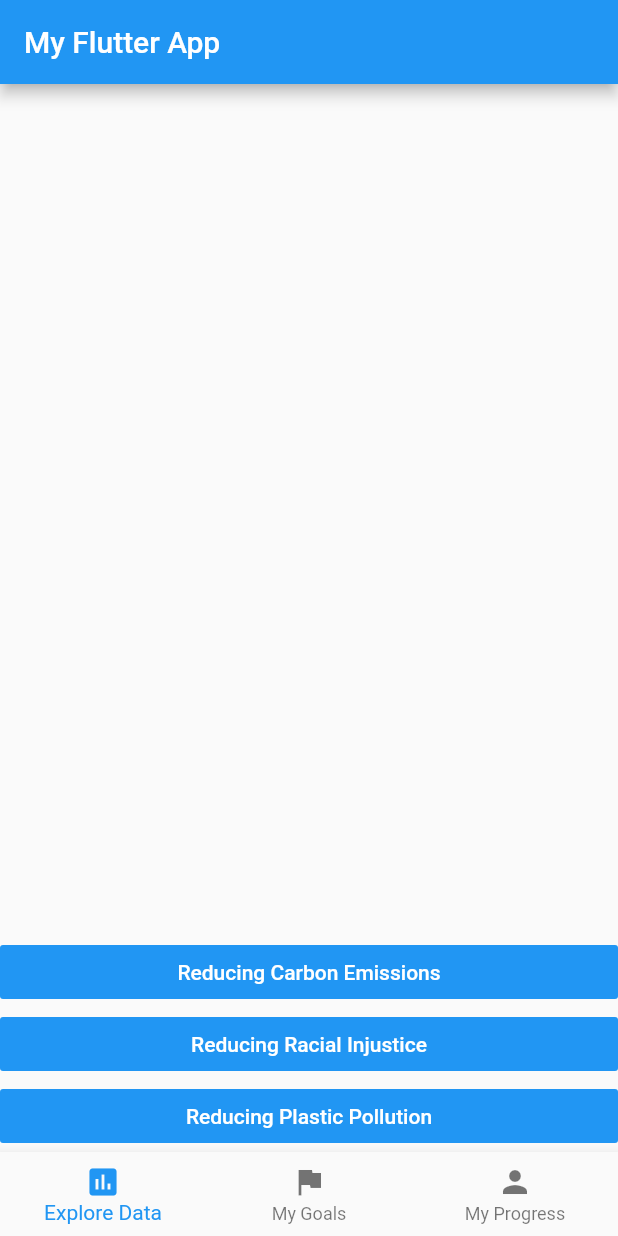
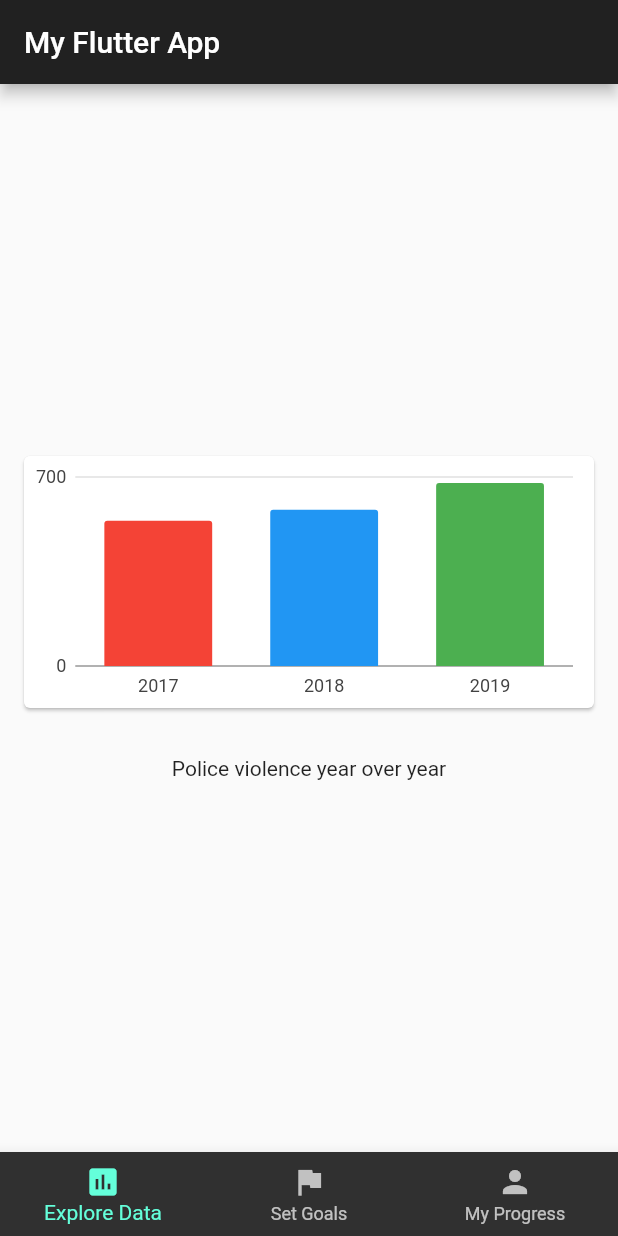
Before and after one commit to ecargnfx/save-the-planet, a Flutter app: the screen it shows after launch, on a phone screen of 412 x 824 dp. Run offline on Flutter 3.47's test engine with Material 2 defaults, Android fonts, the phone set to English and light mode, and no system bars; our stand-ins replace charts_flutter, equatable, numberpicker, string_validator; missing offline and left inert: cross_local_storage, todos_app_core.

Commit message:
themedata setup

```diff
--- a/lib/main.dart
+++ b/lib/main.dart
@@ -8,6 +8,7 @@ class MyApp extends StatelessWidget {
   @override
   Widget build(BuildContext context) {
     return MaterialApp(
+      theme: ThemeData.dark(),
       home: Nav(),
     );
   }
--- a/lib/screens/avg_amt_chart.dart
+++ b/lib/screens/avg_amt_chart.dart
@@ -1,39 +1,84 @@
 import 'package:flutter/material.dart';
 import 'package:charts_flutter/flutter.dart' as charts;
-import 'package:flutter_hackathon/dataset_one.dart';
+import 'package:flutter_hackathon/screens/dataset_one.dart';
 
-class AvgAmtChart extends StatelessWidget {
-  final List<DatasetOne> data;
+class Chart extends StatefulWidget {
+  Chart({Key key}) : super(key: key);
+  @override
+  _ChartState createState() => _ChartState();
+}
 
-  AvgAmtChart({@required this.data});
+class _ChartState extends State<Chart> {
+  @override
+  Widget build(BuildContext context) {
+    return MaterialApp(
+      title: 'Bar Graph Demo',
+      debugShowCheckedModeBanner: false,
+      home: BarGraphDemo(),
+//      theme: ThemeData.dark(),
+    );
+  }
+}
+
+class BarGraphDemo extends StatefulWidget {
+  BarGraphDemo({Key key}) : super(key: key);
+
+  @override
+  _BarGraphDemoState createState() => _BarGraphDemoState();
+}
+
+class _BarGraphDemoState extends State<BarGraphDemo> {
+  List<DatasetOne> data;
+
+  @override
+  void initState() {
+    super.initState();
+
+    data = [
+      DatasetOne(
+        year: '2017',
+        avgAmt: 538.1,
+        barColor: charts.ColorUtil.fromDartColor(Colors.red),
+      ),
+      DatasetOne(
+        year: '2018',
+        avgAmt: 578.4,
+        barColor: charts.ColorUtil.fromDartColor(Colors.blue),
+      ),
+      DatasetOne(
+        year: '2019',
+        avgAmt: 678.2,
+        barColor: charts.ColorUtil.fromDartColor(Colors.green),
+      ),
+    ];
+  }
 
   @override
   Widget build(BuildContext context) {
-    List<charts.Series<DatasetOne, String>> series = [
-      charts.Series(
-          id: "Damage",
-          data: data,
-          domainFn: (DatasetOne series, _) => series.year,
-          measureFn: (DatasetOne series, _) => series.avgAmt,
-          colorFn: (DatasetOne series, _) => series.barColor)
-    ];
-    return Container(
-      height: 400,
-      padding: EdgeInsets.all(20.0),
-      child: Card(
-          child: Padding(
-              padding: const EdgeInsets.all(8.0),
-              child: Column(
-                children: <Widget>[
-                  Text(
-                    "Damage by Year",
-                    style: Theme.of(context).textTheme.bodyText2,
-                  ),
-                  Expanded(
-                    child: charts.BarChart(series, animate: true),
-                  ),
-                ],
-              ))),
+    return Scaffold(
+      body: Column(
+        mainAxisAlignment: MainAxisAlignment.center,
+        crossAxisAlignment: CrossAxisAlignment.center,
+        children: <Widget>[
+          Container(
+            height: 200,
+            width: double.infinity,
+            padding: const EdgeInsets.all(12),
+            child: Card(
+              child: MyBarChart(data),
+            ),
+          ),
+          Padding(
+            padding: const EdgeInsets.all(16.0),
+            child: Center(
+              child: Text(
+                'Police violence year over year',
+                textAlign: TextAlign.center,
+              ),
+            ),
+          ),
+        ],
+      ),
     );
   }
 }
--- /dev/null
+++ b/lib/screens/dataset_one.dart
@@ -0,0 +1,38 @@
+import 'package:flutter/material.dart';
+import 'package:charts_flutter/flutter.dart' as charts;
+
+class DatasetOne {
+  final String year;
+  final double avgAmt;
+  final charts.Color barColor;
+
+  DatasetOne({
+    @required this.year,
+    @required this.avgAmt,
+    @required this.barColor,
+  });
+}
+
+class MyBarChart extends StatelessWidget {
+  final List<DatasetOne> data;
+
+  MyBarChart(this.data);
+
+  @override
+  Widget build(BuildContext context) {
+    List<charts.Series<DatasetOne, String>> series = [
+      charts.Series(
+          id: 'AppDownloads',
+          data: data,
+          domainFn: (DatasetOne downloads, _) => downloads.year,
+          measureFn: (DatasetOne downloads, _) => downloads.avgAmt,
+          colorFn: (DatasetOne downloads, _) => downloads.barColor)
+    ];
+
+    return charts.BarChart(
+      series,
+      animate: true,
+      barGroupingType: charts.BarGroupingType.groupedStacked,
+    );
+  }
+}
--- a/lib/screens/pick_options.dart
+++ b/lib/screens/pick_options.dart
@@ -21,7 +21,7 @@ class PickOptions extends StatelessWidget {
                   context,
                   MaterialPageRoute(
                     builder: (context) {
-                      return SetGoal(kCarbonTopic);
+                      return SetGoal();
                     },
                   ),
                 );
@@ -35,7 +35,7 @@ class PickOptions extends StatelessWidget {
                   context,
                   MaterialPageRoute(
                     builder: (context) {
-                      return SetGoal(kRaceTopic);
+                      return SetGoal();
                     },
                   ),
                 );
@@ -49,7 +49,7 @@ class PickOptions extends StatelessWidget {
                   context,
                   MaterialPageRoute(
                     builder: (context) {
-                      return SetGoal(kPlasticTopic);
+                      return SetGoal();
                     },
                   ),
                 );
--- a/lib/screens/weekly_progress.dart
+++ b/lib/screens/weekly_progress.dart
@@ -138,7 +138,7 @@ class _WeeklyProgressState extends State<WeeklyProgress> {
   @override
   Widget build(BuildContext context) {
     return Scaffold(
-      backgroundColor: Colors.grey[200],
+      backgroundColor: Color(0xFF2f2c4a),
       body: SafeArea(
         child: Padding(
           padding: const EdgeInsets.all(8.0),
--- a/lib/widgets/nav_widget.dart
+++ b/lib/widgets/nav_widget.dart
@@ -1,6 +1,6 @@
 import 'package:flutter/material.dart';
-import 'package:flutter_hackathon/Todo.dart';
-import 'package:flutter_hackathon/screens/pick_options.dart';
+import 'package:flutter_hackathon/screens/set_goal.dart';
+import 'package:flutter_hackathon/screens/avg_amt_chart.dart';
 import 'package:flutter_hackathon/screens/weekly_progress.dart';
 
 class Nav extends StatefulWidget {
@@ -11,9 +11,9 @@ class Nav extends StatefulWidget {
 class _NavState extends State<Nav> {
   int _currentIndex = 0;
   final List<Widget> _children = [
-    PickOptions(),
+    Chart(),
+    SetGoal(),
     WeeklyProgress(),
-    PlaceholderWidget(Colors.orange),
   ];
 
   @override
@@ -34,7 +34,7 @@ class _NavState extends State<Nav> {
           ),
           BottomNavigationBarItem(
             icon: Icon(Icons.flag),
-            title: Text('My Goals'),
+            title: Text('Set Goals'),
           ),
           BottomNavigationBarItem(
             icon: Icon(Icons.person),
```
Also changed, not shown: lib/dataset_one.dart (deleted, +0 -11 lines), lib/screens/set_goal.dart (+6 -18 lines), pubspec.lock.
